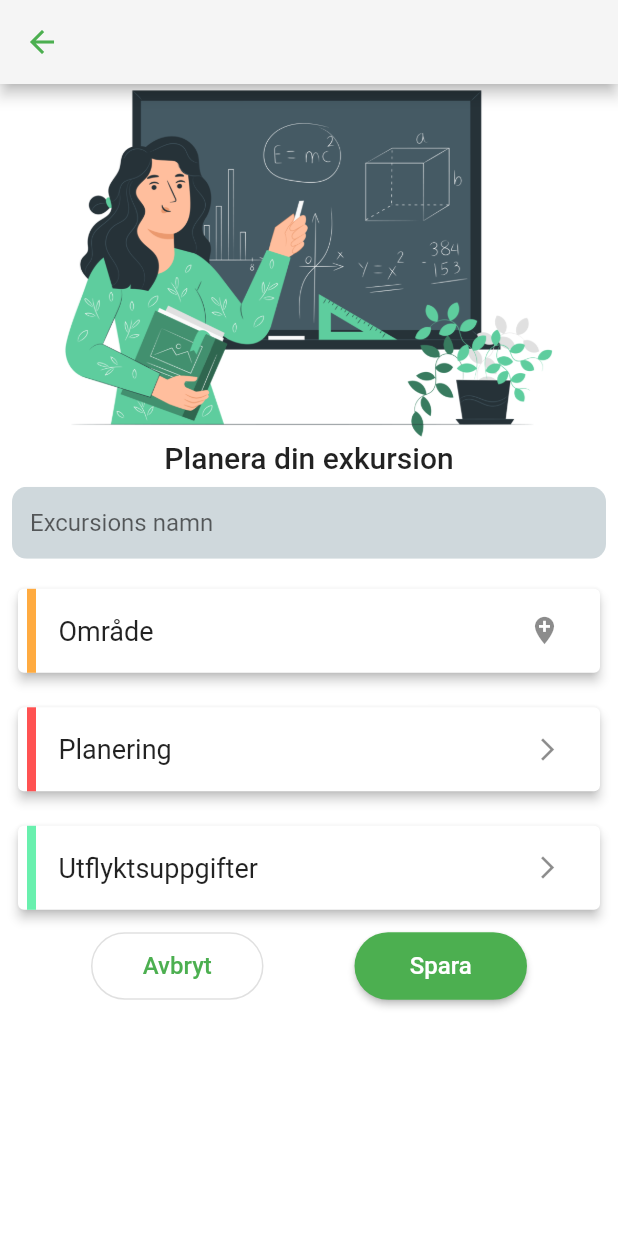
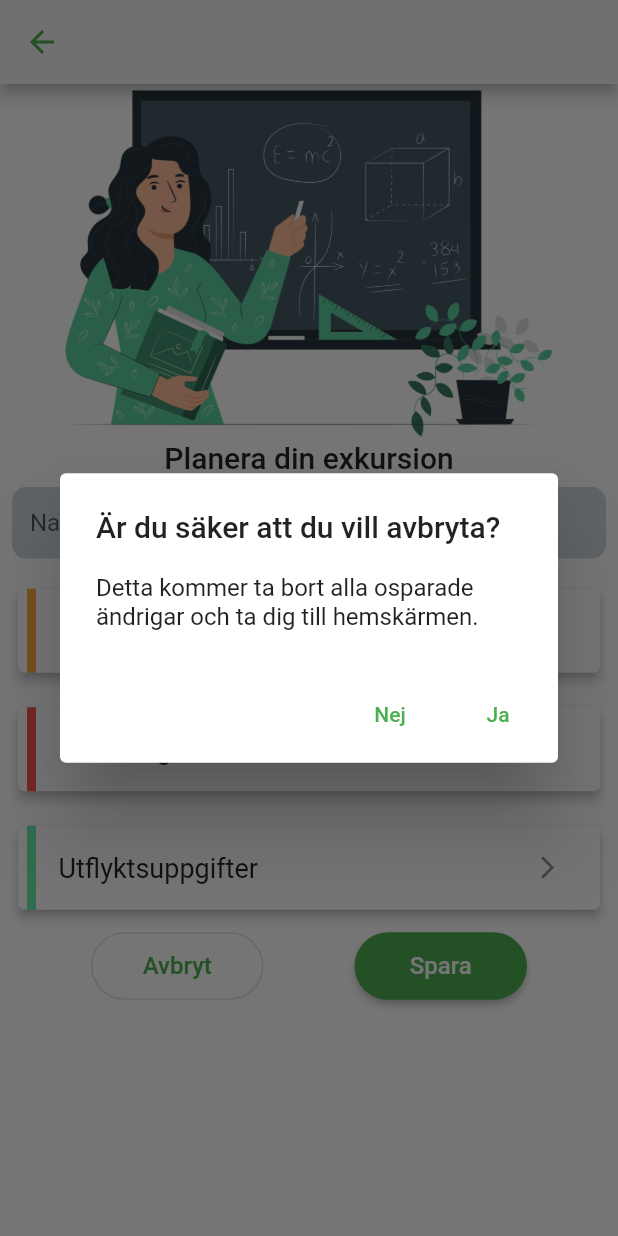
Before and after one commit to maxNyst/FAUNAtic_FrontEnd, a Flutter app: the LecturesScreen screen opened by its route, after a tap on "Avbryt", on a phone screen of 412 x 824 dp. Run offline on Flutter 3.47's test engine with Material 2 defaults, Android fonts, the phone set to English and light mode, and no system bars; our stand-ins replace cloud_firestore, firebase_auth, firebase_core, flutter_speed_dial, google_fonts, google_maps_flutter and 2 more; missing offline and left inert: dart:ffi; accounts and stored records are empty; statements that could not run were skipped.

Commit message:
created new file for alert dialog and replaced existing Avbryt buttons with FaunaticAlert() class

```diff
--- a/lib/Screens/Lecture/lecture_screen.dart
+++ b/lib/Screens/Lecture/lecture_screen.dart
@@ -1,4 +1,5 @@
 import 'package:cloud_firestore/cloud_firestore.dart';
+import 'package:faunatic_front_end/alert_dialog.dart';
 import 'package:faunatic_front_end/firestore_service.dart';
 import 'package:flutter/cupertino.dart';
 import 'package:flutter/material.dart';
@@ -42,7 +43,7 @@ class _LecturesScreenState extends State<LecturesScreen> {
                     borderRadius: BorderRadius.all(Radius.circular(10.0)),
                     child: TextField(
                       decoration: InputDecoration(
-                          hintText: 'Excursions namn',
+                          hintText: 'Namnge din exkursion',
                           border: InputBorder.none,
                           contentPadding: EdgeInsets.symmetric(horizontal: 12),
                           fillColor: Colors.blueGrey.shade100,
@@ -62,18 +63,7 @@ class _LecturesScreenState extends State<LecturesScreen> {
                 SizedBox(
                     width: 115.0,
                     height: 45.0,
-                    child: OutlinedButton(
-                        style: OutlinedButton.styleFrom(
-                            shape: RoundedRectangleBorder(
-                          borderRadius: BorderRadius.circular(40.0),
-                        )),
-                        onPressed: () {
-                          print('knappen funkar');
-                        },
-                        child: Text(
-                          'Avbryt',
-                          style: TextStyle(fontSize: 16),
-                        ))),
+                    child: FaunaticAlert()),
                 SizedBox(
                     width: 115.0,
                     height: 45.0,
--- /dev/null
+++ b/lib/alert_dialog.dart
@@ -0,0 +1,34 @@
+import 'package:flutter/cupertino.dart';
+import 'package:flutter/material.dart';
+
+class FaunaticAlert extends StatelessWidget {
+  const FaunaticAlert({Key key}) : super(key: key);
+
+@override
+Widget build(BuildContext context) {
+  return OutlinedButton(
+    style: OutlinedButton.styleFrom(
+        shape: RoundedRectangleBorder(
+          borderRadius: BorderRadius.circular(40.0),
+        )),
+    onPressed: () => showDialog<String>(
+      context: context,
+      builder: (BuildContext context) => AlertDialog(
+        title: const Text('Är du säker att du vill avbryta?'),
+        content: const Text('Detta kommer ta bort alla osparade ändrigar och ta dig till hemskärmen.'),
+        actions: <Widget>[
+          TextButton(
+            onPressed: () => Navigator.pop(context, 'Nej'),
+            child: const Text('Nej'),
+          ),
+          TextButton(
+            onPressed: () => Navigator.pop(context, 'Ja'),
+            child: const Text('Ja'),
+          ),
+        ],
+      ),
+    ),
+    child: const Text('Avbryt', style: TextStyle(fontSize: 16),),
+  );
+}
+}
```
